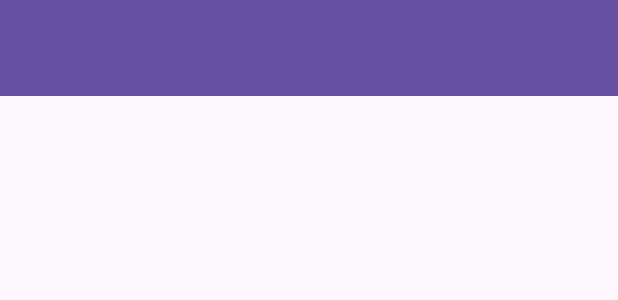
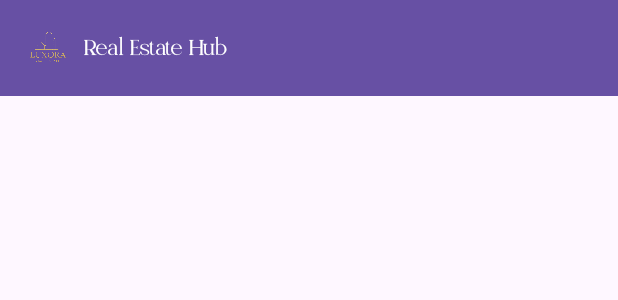
Before and after one commit to osaidnur/Real-Estate-Agency, an Android app: the layout activity_home.xml on its own in the app's theme, with its tools: preview values and no code run, on a phone screen of 412 x 824 dp. Shown: the top 300 px of the screen. Run offline under Robolectric (Android 15) with nearby library versions, the phone set to English and light mode, and no system bars.

Commit message:
Refactor: Update UI themes and styles across fragments
This commit enhances the visual appearance of several fragments by:

- **Updating background images:** Replaced existing background images with `build.jpg` and adjusted tiling and overlay colors in `bg_real_estate_back2.xml` and `bg_real_estate_back3.xml`.
- **Standardizing Title Styles:** Applied a consistent oval heading background with custom font (`olivera_demo`), padding, and elevation to titles in `fragment_favorites.xml`, `fragment_home.xml`, `fragment_profile.xml`, `fragment_properties.xml`, `fragment_contact.xml`, and `fragment_featured.xml`.
- **Improving CardView Aesthetics:** Increased card corner radius, elevation, and applied a semi-transparent white background (`#F2FFFFFF` or similar) to CardViews across multiple fragments for a more modern look.
- **Refining Text and Input Fields:**
    - Adjusted text sizes, colors, fonts, and spacing in various TextViews.
    - Updated `TextInputLayout` styles to `Widget.MaterialComponents.TextInputLayout.OutlinedBox` with consistent corner radius and stroke color.
    - Standardized button styles with custom font, padding, background tint, and corner radius.
- **Profile Fragment Enhancements:**
    - Implemented a circular CardView for the profile image.
    - Restyled "Change Photo" and "Save Changes" buttons.
- **Properties Fragment Filter Enhancements:**
    - Added an icon to the "Filter Properties" title.
    - Updated styling for location, price, and property type input fields and the search button.
- **Contact Fragment Enhancements:**
    - Improved styling for the "Get In Touch" section and contact buttons (Call, Email, Locate).
- **Featured Fragment Enhancements:**
    - Updated subtitle styling with custom font and shadow.
    - Removed `empty_featured_text` TextView.
- **Configuration:** Updated `.idea/misc.xml` to include visualization tool project state.

```diff
--- a/Android_Lab/app/src/main/res/drawable/ic_launcher_foreground.xml
+++ b/Android_Lab/app/src/main/res/drawable/ic_launcher_foreground.xml
@@ -9,7 +9,7 @@
         android:translateX="21.6"
         android:translateY="21.6">
         <bitmap
-            android:src="@drawable/logo"
+            android:src="@drawable/icon"
             android:gravity="center" />
     </group>
 </vector>
--- a/Android_Lab/app/src/main/res/layout/activity_home.xml
+++ b/Android_Lab/app/src/main/res/layout/activity_home.xml
@@ -11,15 +11,37 @@
         android:layout_height="match_parent"
         android:orientation="vertical">
 
-        <!-- Toolbar -->
+        <!-- Toolbar with company icon -->
         <androidx.appcompat.widget.Toolbar
             android:id="@+id/toolbar"
             android:layout_width="match_parent"
             android:layout_height="?attr/actionBarSize"
             android:background="?attr/colorPrimary"
-            android:title="Real Estate Hub"
-            android:titleTextColor="@android:color/white"
-            app:popupTheme="@style/ThemeOverlay.AppCompat.Light" />
+            app:contentInsetStartWithNavigation="0dp"
+            app:popupTheme="@style/ThemeOverlay.AppCompat.Light">
+
+            <LinearLayout
+                android:layout_width="match_parent"
+                android:layout_height="match_parent"
+                android:orientation="horizontal"
+                android:gravity="center_vertical">
+
+                <ImageView
+                    android:layout_width="32dp"
+                    android:layout_height="32dp"
+                    android:src="@drawable/icon"
+                    android:layout_marginEnd="8dp"
+                    android:contentDescription="Company Logo" />
+
+                <TextView
+                    android:layout_width="wrap_content"
+                    android:layout_height="wrap_content"
+                    android:text="Real Estate Hub"
+                    android:textColor="@android:color/white"
+                    android:textSize="18sp"
+                    android:fontFamily="@font/olivera_demo" />
+            </LinearLayout>
+        </androidx.appcompat.widget.Toolbar>
 
         <!-- مكان تغيير المحتوى داخل كل شاشة -->
         <FrameLayout
```
Also changed, not shown: Android_Lab/app/src/main/res/layout/activity_admin_drawer.xml (+26 -4 lines), Android_Lab/app/src/main/res/layout/activity_welcome.xml (+12 -1 lines), Android_Lab/app/src/main/res/drawable/icon.png (added).
